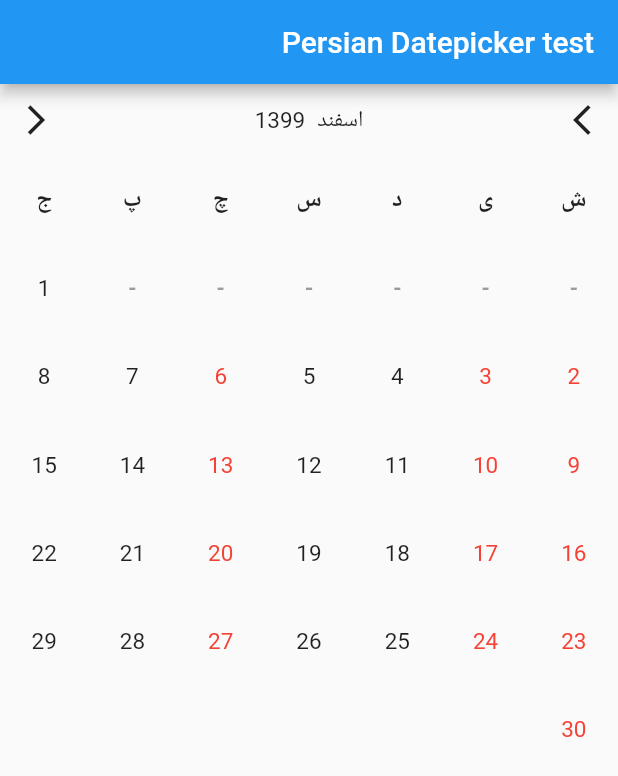
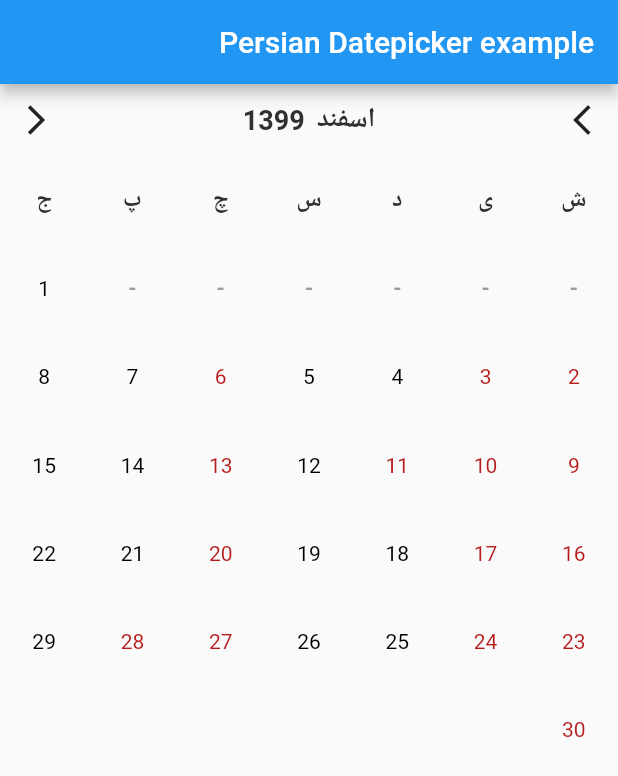
Before and after one commit to Ashkan4472/flutter_shamsi_datepicker, a Flutter app: the screen it shows after launch, on a phone screen of 412 x 824 dp. Shown: the top 776 px of the screen. Run offline on Flutter 3.47's test engine with Material 2 defaults, Android fonts, the phone set to English and light mode, and no system bars; our stand-ins replace shamsi_date.

Commit message:
filled example

```diff
--- a/example/lib/main.dart
+++ b/example/lib/main.dart
@@ -35,15 +35,52 @@ class MyHomePage extends StatefulWidget {
 }
 
 class _MyHomePageState extends State<MyHomePage> {
+  final activeDateTextStyle = TextStyle(
+    fontWeight: FontWeight.w400,
+    fontSize: 14,
+    color: Colors.black,
+  );
+
+  final deactiveDateTextStyle = TextStyle(
+    fontWeight: FontWeight.w400,
+    fontSize: 14,
+    color: Colors.red[900],
+  );
+
+  final monthTextStyle = TextStyle(
+    fontWeight: FontWeight.bold,
+    fontSize: 18,
+    color: Colors.grey[850],
+  );
+
+  final yearTextStyle = TextStyle(
+    fontWeight: FontWeight.bold,
+    fontSize: 18,
+    color: Colors.grey[850],
+  );
+
+  final weekTextStyle = TextStyle(
+    fontWeight: FontWeight.bold,
+    fontSize: 16,
+    color: Colors.grey[850],
+  );
+
   @override
   Widget build(BuildContext context) {
     return Scaffold(
       appBar: AppBar(
-        title: Text("Persian Datepicker test"),
+        title: Text("Persian Datepicker example"),
       ),
       body: Center(
         child: PersianDatepicker(
           deactiveWeekList: [1, 2, 5],
+          deactiveDayList: [11, 28],
+          activeDateTextStyle: activeDateTextStyle,
+          deactiveDateTextStyle: deactiveDateTextStyle,
+          monthTextStyle: monthTextStyle,
+          yearTextStyle: yearTextStyle,
+          weekTextStyle: weekTextStyle,
+          // customMonthesName: [],
           onMonthChange: (result) {
             print("onMonthChange => " + result.toString());
           },
```
